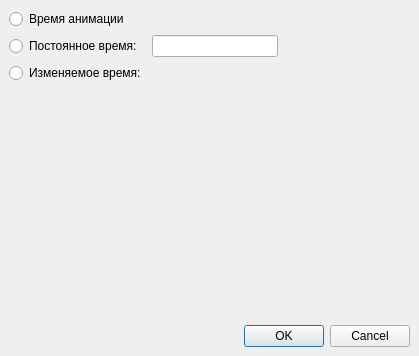
Qt form Qt/Components/Resources/UI/pqPipelineTimeKeyFrameEditor.ui (vbnhfylbh/ParaView) before a commit.
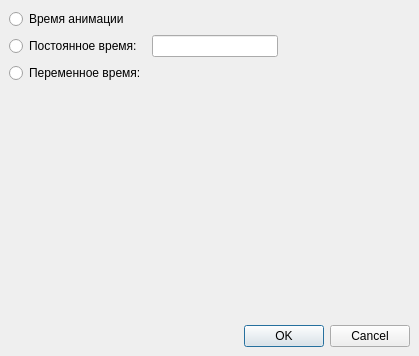
The same form after that commit.

```diff
--- a/Qt/Components/Resources/UI/pqPipelineTimeKeyFrameEditor.ui
+++ b/Qt/Components/Resources/UI/pqPipelineTimeKeyFrameEditor.ui
@@ -38,7 +38,7 @@
    <item row="2" column="0" >
     <widget class="QRadioButton" name="variableRadio" >
      <property name="text" >
-      <string>Изменяемое время:</string>
+      <string>Переменное время:</string>
      </property>
     </widget>
    </item>
```
